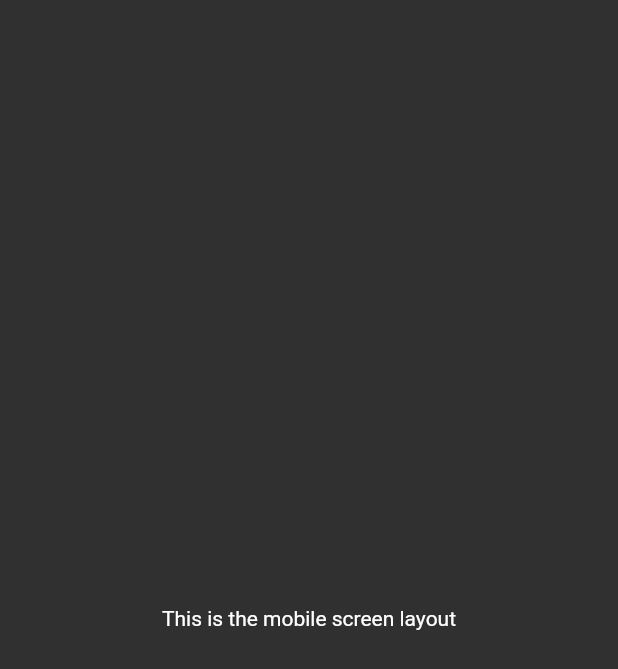
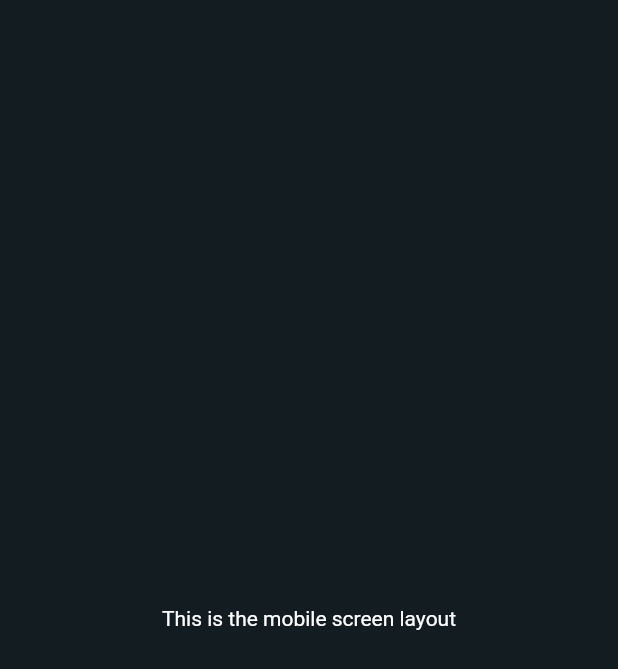
Before and after one commit to fouad1233/whatsapp_clone, a Flutter app: the screen it shows after launch, on a phone screen of 412 x 824 dp. Shown: the top 669 px of the screen. Run offline on Flutter 3.47's test engine with Material 2 defaults, Android fonts, the phone set to English and light mode, and no system bars.

Commit message:
backgroundColor replaced with scaffoldBackgroundColor
the difference beetwen backgroundColor and scaffoldBackgroundColor is that backgroundColor is the color of the app bar so i change backgroundColor to scaffoldBackgroundColor

```diff
--- a/lib/main.dart
+++ b/lib/main.dart
@@ -19,8 +19,10 @@ class MyApp extends StatelessWidget {
       debugShowCheckedModeBanner: false,
       title: 'WhatsApp',
       theme: ThemeData.dark().copyWith(
-        backgroundColor: backgroundColor,
+        scaffoldBackgroundColor: backgroundColor,
+        // the difference beetwen backgroundColor and scaffoldBackgroundColor is that backgroundColor is the color of the app bar so i change backgroundColor to scaffoldBackgroundColor
       ),
+      //here we are using the ResponsiveLayout widget to render the mobile or web layout
       home: const ResponsiveLayout(
         mobileScreenLayout: MobileScreenLayout(),
         webScreenLayout: WebScreenLayout(),
```
